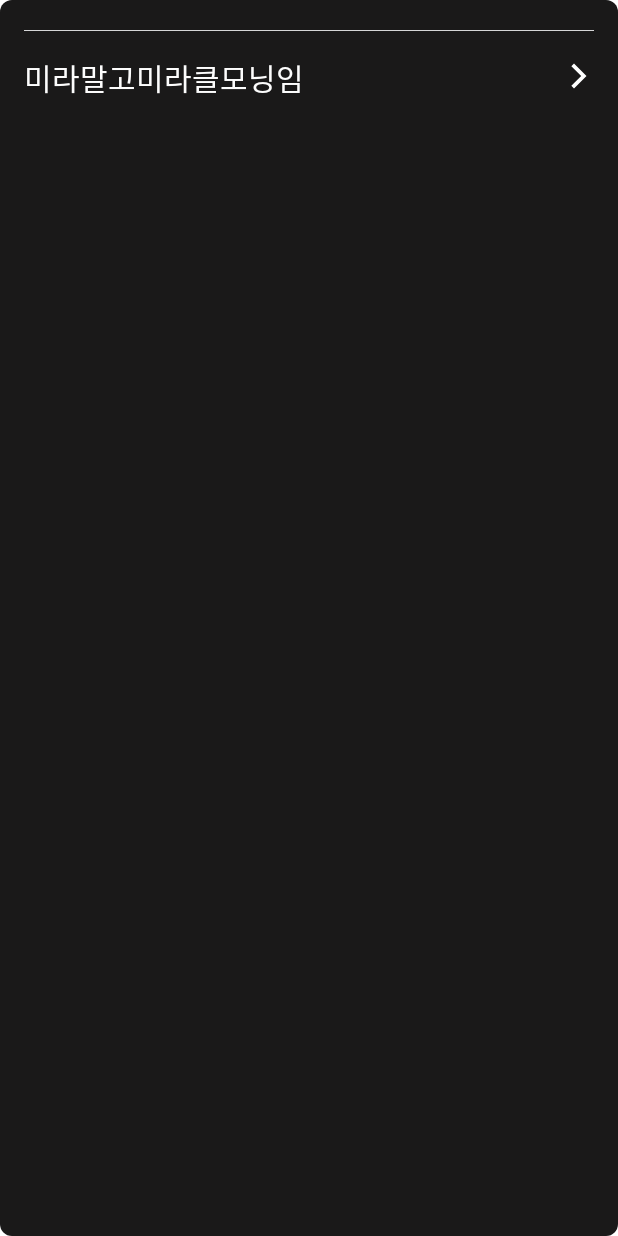
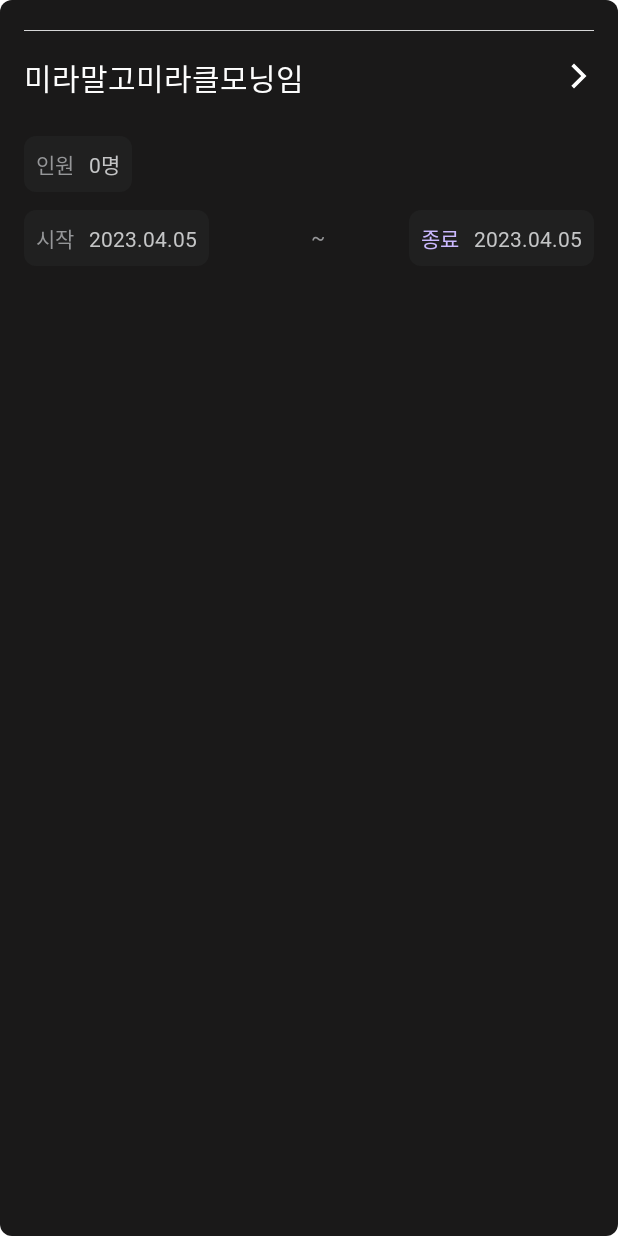
Before and after one commit to kusitms-com/27th_Meetup_T2_MOING_front, an Android app: the layout recycler_item_team.xml on its own in the app's theme, with its tools: preview values and no code run, on a phone screen of 412 x 824 dp. Run offline under Robolectric (Android 15) with nearby library versions, the light colour scheme and no system bars.

Commit message:
chore: 모임 layout design 완료

```diff
--- a/app/src/main/res/layout/recycler_item_team.xml
+++ b/app/src/main/res/layout/recycler_item_team.xml
@@ -3,44 +3,152 @@
     xmlns:tools="http://schemas.android.com/tools"
     android:layout_width="match_parent"
     android:layout_height="match_parent"
+    android:paddingTop="20dp"
+    android:paddingBottom="20dp"
     android:paddingLeft="16dp"
     android:paddingRight="16dp"
     android:background="@drawable/secondary_layout_background"
     xmlns:app="http://schemas.android.com/apk/res-auto">
 
     <ImageView
-        android:id="@+id/ivImage"
+        android:id="@+id/ivTeamImage"
         android:layout_width="match_parent"
         android:layout_height="wrap_content"
-        android:layout_marginTop="20dp"
         app:layout_constraintEnd_toEndOf="parent"
         app:layout_constraintStart_toStartOf="parent"
         app:layout_constraintTop_toTopOf="parent"
         tools:srcCompat="@tools:sample/avatars" />
 
     <TextView
-        android:id="@+id/tvTitle"
+        android:id="@+id/tvTeamTitle"
         android:layout_width="wrap_content"
         android:layout_height="wrap_content"
         android:layout_marginTop="16dp"
-        android:fontFamily="@font/pretendard_semi_bold"
         android:text="미라말고미라클모닝임"
         android:textColor="@color/secondary_grey_black_2"
         android:textSize="20dp"
+        android:fontFamily="@font/pretendard_semi_bold"
         app:layout_constraintStart_toStartOf="parent"
-        app:layout_constraintTop_toBottomOf="@+id/ivImage" />
+        app:layout_constraintTop_toBottomOf="@+id/ivTeamImage" />
 
     <ImageButton
-        android:id="@+id/imageButton"
+        android:id="@+id/imgBtnNext"
         android:layout_width="wrap_content"
         android:layout_height="wrap_content"
         android:layout_marginTop="20dp"
         android:background="@color/secondary_grey_black_13"
         app:layout_constraintEnd_toEndOf="parent"
-        app:layout_constraintStart_toEndOf="@+id/tvTitle"
-        app:layout_constraintTop_toBottomOf="@+id/ivImage"
+        app:layout_constraintStart_toEndOf="@+id/tvTeamTitle"
+        app:layout_constraintTop_toBottomOf="@+id/ivTeamImage"
         app:srcCompat="@drawable/baseline_arrow_forward_ios_24"
         app:layout_constraintHorizontal_bias="1"/>
 
+    <LinearLayout
+        android:id="@+id/llNone1"
+        android:layout_width="wrap_content"
+        android:layout_height="wrap_content"
+        android:layout_marginTop="24dp"
+        android:background="@drawable/third_layout_background"
+        android:orientation="horizontal"
+        android:padding="8dp"
+        app:layout_constraintEnd_toEndOf="parent"
+        app:layout_constraintHorizontal_bias="0"
+        app:layout_constraintStart_toStartOf="parent"
+        app:layout_constraintTop_toBottomOf="@+id/tvTeamTitle">
+
+        <TextView
+            android:layout_width="wrap_content"
+            android:layout_height="wrap_content"
+            android:fontFamily="@font/pretendard_semi_bold"
+            android:text="인원"
+            android:textColor="@color/secondary_grey_black_7"
+            android:textSize="14dp" />
+
+        <TextView
+            android:id="@+id/tvTeamMemberNum"
+            android:layout_width="wrap_content"
+            android:layout_height="wrap_content"
+            android:layout_marginLeft="10dp"
+            android:fontFamily="@font/pretendard_semi_bold"
+            android:text="0명"
+            android:textColor="@color/secondary_grey_black_6"
+            android:textSize="14dp" />
+    </LinearLayout>
+
+    <LinearLayout
+        android:id="@+id/llNone2"
+        android:layout_width="wrap_content"
+        android:layout_height="wrap_content"
+        android:layout_marginTop="12dp"
+        android:background="@drawable/third_layout_background"
+        android:orientation="horizontal"
+        android:padding="8dp"
+        app:layout_constraintHorizontal_bias="0"
+        app:layout_constraintStart_toStartOf="parent"
+        app:layout_constraintTop_toBottomOf="@+id/llNone1">
+
+        <TextView
+            android:layout_width="wrap_content"
+            android:layout_height="wrap_content"
+            android:fontFamily="@font/pretendard_semi_bold"
+            android:text="시작"
+            android:textColor="@color/secondary_grey_black_7"
+            android:textSize="14dp" />
+
+        <TextView
+            android:id="@+id/tvTeamMissionStart"
+            android:layout_width="wrap_content"
+            android:layout_height="wrap_content"
+            android:layout_marginLeft="10dp"
+            android:fontFamily="@font/pretendard_semi_bold"
+            android:text="2023.04.05"
+            android:textColor="@color/secondary_grey_black_6"
+            android:textSize="14dp" />
+    </LinearLayout>
+
+    <TextView
+        android:id="@+id/tvNone"
+        android:layout_width="wrap_content"
+        android:layout_height="wrap_content"
+        android:layout_marginLeft="12dp"
+        android:layout_marginTop="20dp"
+        android:text="~"
+        android:textColor="@color/secondary_grey_black_7"
+        android:textSize="14dp"
+        app:layout_constraintEnd_toStartOf="@+id/llNone3"
+        app:layout_constraintStart_toEndOf="@+id/llNone2"
+        app:layout_constraintTop_toBottomOf="@+id/llNone1" />
+
+    <LinearLayout
+        android:id="@+id/llNone3"
+        android:layout_width="wrap_content"
+        android:layout_height="wrap_content"
+        android:layout_marginTop="12dp"
+        android:background="@drawable/third_layout_background"
+        android:orientation="horizontal"
+        android:padding="8dp"
+        app:layout_constraintEnd_toEndOf="parent"
+        app:layout_constraintHorizontal_bias="0"
+
+        app:layout_constraintTop_toBottomOf="@+id/llNone1">
+
+        <TextView
+            android:layout_width="wrap_content"
+            android:layout_height="wrap_content"
+            android:fontFamily="@font/pretendard_semi_bold"
+            android:text="종료"
+            android:textColor="#CBB9FF"
+            android:textSize="14dp" />
+
+        <TextView
+            android:id="@+id/tvTeamMissionEnd"
+            android:layout_width="wrap_content"
+            android:layout_height="wrap_content"
+            android:layout_marginLeft="10dp"
+            android:fontFamily="@font/pretendard_semi_bold"
+            android:text="2023.04.05"
+            android:textColor="@color/secondary_grey_black_6"
+            android:textSize="14dp" />
+    </LinearLayout>
 
 </androidx.constraintlayout.widget.ConstraintLayout>
```
